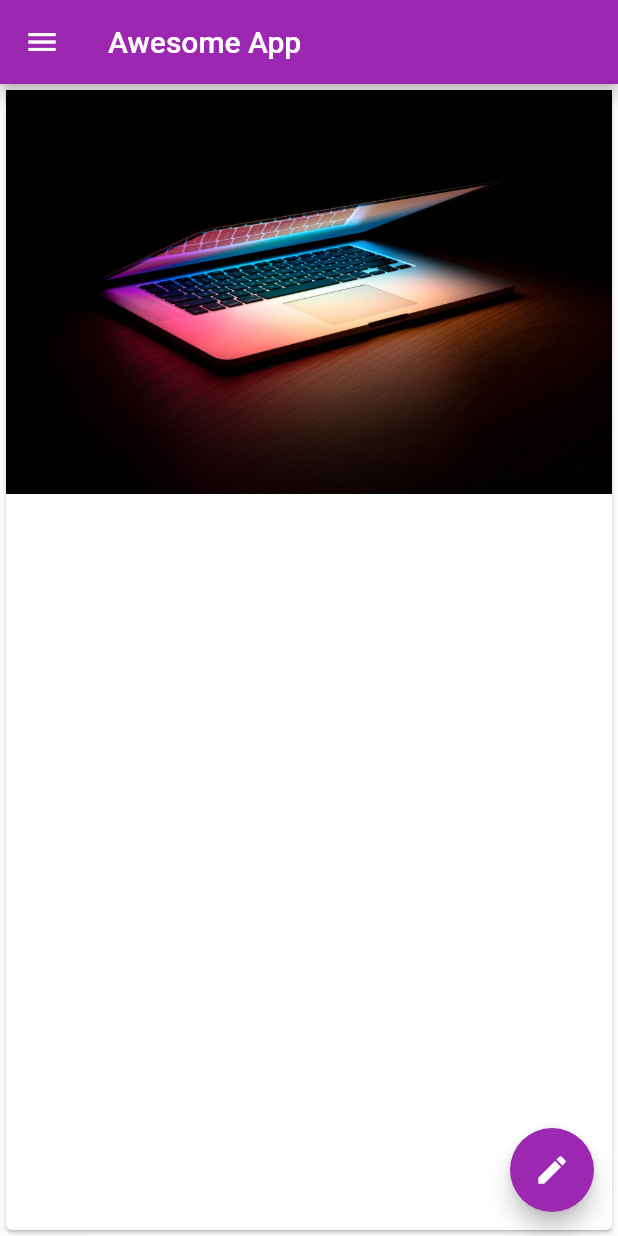
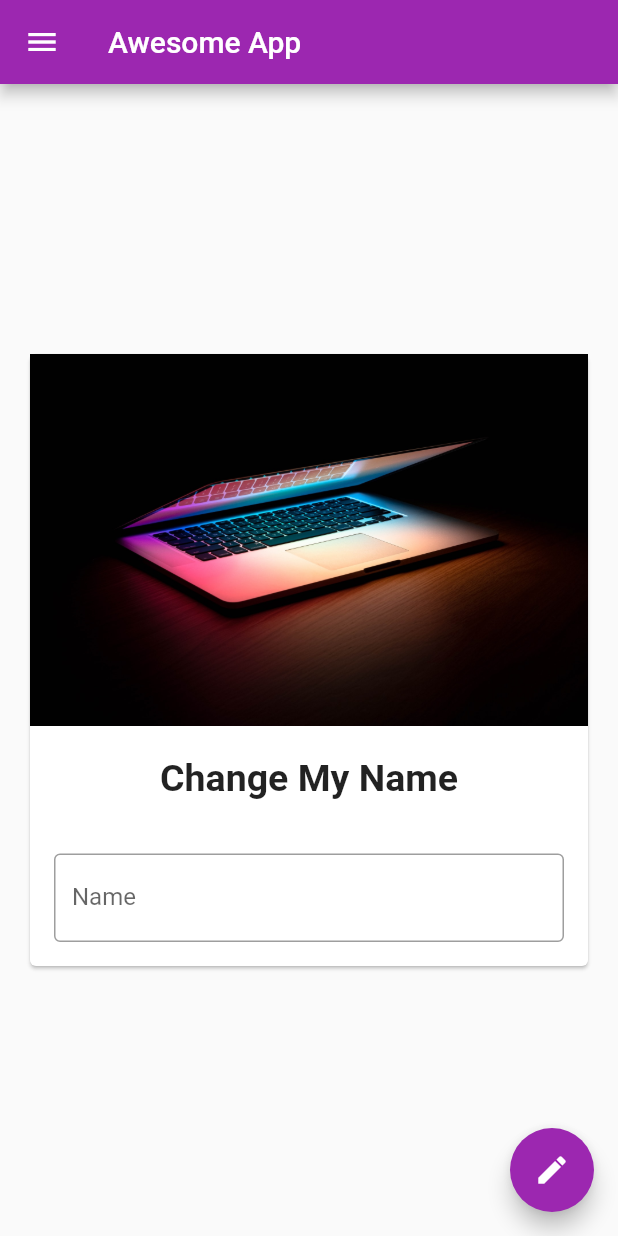
Before and after one commit to optimus789/Flutter-new-app, a Flutter app: the screen it shows after launch, in the side drawer, after a tap on the "edit" icon, on a phone screen of 412 x 824 dp. Run offline on Flutter 3.47's test engine with Material 2 defaults, Android fonts, the phone set to English and light mode, and no system bars; network calls fail.

Commit message:
Organizing code

```diff
--- /dev/null
+++ b/newapp/lib/drawer.dart
@@ -0,0 +1,41 @@
+import 'package:flutter/material.dart';
+
+class MyDrawer extends StatelessWidget {
+  @override
+  Widget build(BuildContext context) {
+    return Drawer(
+      child: ListView(
+        padding: const EdgeInsets.all(0),
+        children: [
+          UserAccountsDrawerHeader(
+            accountName: Text("Vinay Sudrik"),
+            accountEmail: Text("vinaysudrik@gmail.com"),
+            currentAccountPicture: CircleAvatar(
+              backgroundImage: NetworkImage(
+                  "https://www.static-contents.youth4work.com/y4w/Images/Users/3279383.png?v=20180202084143"),
+            ),
+          ),
+          ListTile(
+            leading: Icon(Icons.person),
+            title: Text("Rushikesh Kardile"),
+            subtitle: Text("Director"),
+            trailing: Icon(Icons.edit),
+            onTap: () {},
+          ),
+          ListTile(
+            leading: Icon(Icons.person),
+            title: Text("Aniket Tandale"),
+            subtitle: Text("Director"),
+            trailing: Icon(Icons.edit),
+          ),
+          ListTile(
+            leading: Icon(Icons.person),
+            title: Text("Vinay Sudrik"),
+            subtitle: Text("Python Developer"),
+            trailing: Icon(Icons.edit),
+          )
+        ],
+      ),
+    );
+  }
+}
--- a/newapp/lib/main.dart
+++ b/newapp/lib/main.dart
@@ -1,61 +1,18 @@
 import 'package:flutter/material.dart';
 
+import 'package:newapp/pages/home_page.dart';
+
 void main() {
-  runApp(MaterialApp(
-    home: HomePage(),
-    theme: ThemeData(
-      primarySwatch: Colors.purple,
-    ),
-  ));
+  runApp(MyApp());
 }
 
-class HomePage extends StatelessWidget {
+class MyApp extends StatelessWidget {
   @override
   Widget build(BuildContext context) {
-    return Scaffold(
-      appBar: AppBar(title: Text("Awesome App")),
-      body: Center(
-        child: Card(
-          child: Column(children: [Image.asset("assets/bgjpeg.jpg")]),
-        ),
-      ),
-      drawer: Drawer(
-        child: ListView(
-          padding: const EdgeInsets.all(0),
-          children: [
-            UserAccountsDrawerHeader(
-              accountName: Text("Vinay Sudrik"),
-              accountEmail: Text("vinaysudrik@gmail.com"),
-              currentAccountPicture: CircleAvatar(
-                backgroundImage: NetworkImage(
-                    "https://www.static-contents.youth4work.com/y4w/Images/Users/3279383.png?v=20180202084143"),
-              ),
-            ),
-            ListTile(
-              leading: Icon(Icons.person),
-              title: Text("Rushikesh Kardile"),
-              subtitle: Text("Director"),
-              trailing: Icon(Icons.edit),
-              onTap: () {},
-            ),
-            ListTile(
-              leading: Icon(Icons.person),
-              title: Text("Aniket Tandale"),
-              subtitle: Text("Director"),
-              trailing: Icon(Icons.edit),
-            ),
-            ListTile(
-              leading: Icon(Icons.person),
-              title: Text("Vinay Sudrik"),
-              subtitle: Text("Python Developer"),
-              trailing: Icon(Icons.edit),
-            )
-          ],
-        ),
-      ),
-      floatingActionButton: FloatingActionButton(
-        onPressed: () {},
-        child: Icon(Icons.edit),
+    return MaterialApp(
+      home: HomePage(),
+      theme: ThemeData(
+        primarySwatch: Colors.purple,
       ),
     );
   }
--- /dev/null
+++ b/newapp/lib/name_card_widget.dart
@@ -0,0 +1,44 @@
+import 'package:flutter/material.dart';
+
+class NameCardWidget extends StatelessWidget {
+  const NameCardWidget({
+    Key key,
+    @required this.myText,
+    @required TextEditingController nameController,
+  })  : _nameController = nameController,
+        super(key: key);
+
+  final String myText;
+  final TextEditingController _nameController;
+
+  @override
+  Widget build(BuildContext context) {
+    return SingleChildScrollView(
+      child: Card(
+        child: Column(children: [
+          Image.asset("assets/bgjpeg.jpg"),
+          SizedBox(
+            height: 20,
+          ),
+          Text(
+            myText,
+            style: TextStyle(fontSize: 25, fontWeight: FontWeight.bold),
+          ),
+          SizedBox(
+            height: 20,
+          ),
+          Padding(
+            padding: const EdgeInsets.all(16.0),
+            child: TextField(
+              controller: _nameController,
+              decoration: InputDecoration(
+                  border: OutlineInputBorder(),
+                  hintText: "Enter Some Text",
+                  labelText: "Name"),
+            ),
+          )
+        ]),
+      ),
+    );
+  }
+}
--- /dev/null
+++ b/newapp/lib/pages/home_page.dart
@@ -0,0 +1,36 @@
+import 'package:flutter/material.dart';
+import 'package:newapp/name_card_widget.dart';
+
+import '../drawer.dart';
+
+class HomePage extends StatefulWidget {
+  @override
+  _HomePageState createState() => _HomePageState();
+}
+
+class _HomePageState extends State<HomePage> {
+  var myText = "Change My Name";
+  TextEditingController _nameController = TextEditingController();
+
+  @override
+  Widget build(BuildContext context) {
+    return Scaffold(
+      appBar: AppBar(title: Text("Awesome App")),
+      body: Center(
+        child: Padding(
+          padding: const EdgeInsets.all(16.0),
+          child:
+              NameCardWidget(myText: myText, nameController: _nameController),
+        ),
+      ),
+      drawer: MyDrawer(),
+      floatingActionButton: FloatingActionButton(
+        onPressed: () {
+          myText = _nameController.text;
+          setState(() {});
+        },
+        child: Icon(Icons.edit),
+      ),
+    );
+  }
+}
```
